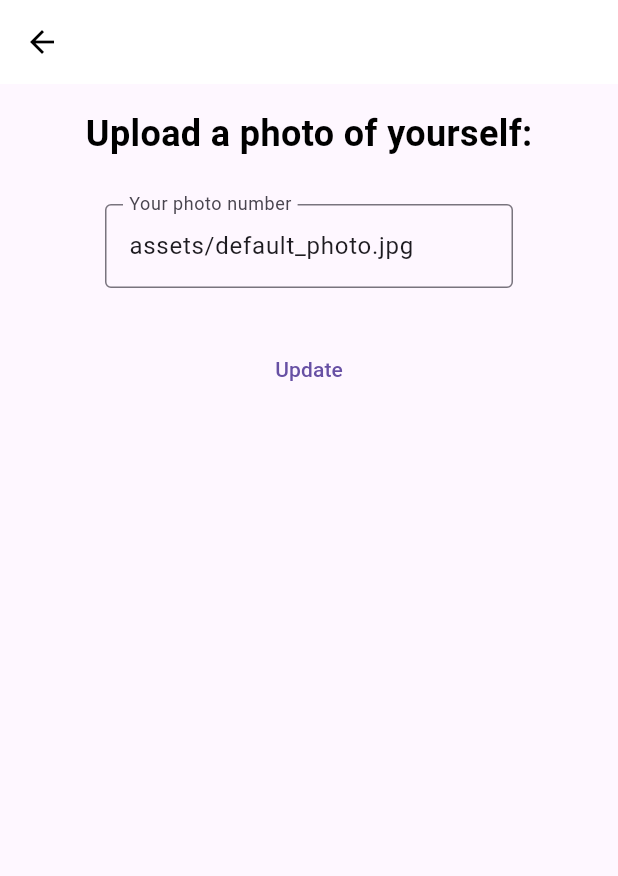
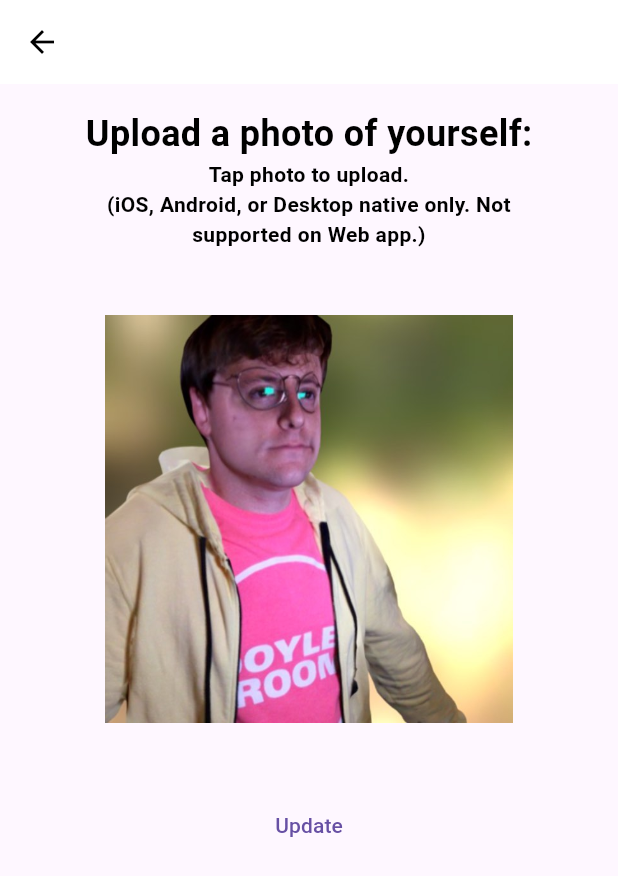
Before and after one commit to plungepool/ag_editprofile, a Flutter app: the EditPhoto screen opened directly, on a phone screen of 412 x 824 dp. Shown: the top 876 px of the screen. Run offline on Flutter 3.47's test engine with Material 3 defaults, Android fonts, the phone set to English and light mode, and no system bars.

Commit message:
Update edit_photo.dart

```diff
--- a/lib/pages/edit_photo.dart
+++ b/lib/pages/edit_photo.dart
@@ -38,15 +38,29 @@ class EditPhotoTextHeader extends StatelessWidget {
 
   @override
   Widget build(BuildContext context) {
-    return const Text(
+    return const Column(
+      children: [
+        Text(
           'Upload a photo of yourself:',
           textAlign: TextAlign.left,
-      overflow: TextOverflow.ellipsis,
+          overflow: TextOverflow.visible,
           style: TextStyle(
             fontWeight: FontWeight.bold,
             color: Colors.black,
             fontSize: 24,
           ),
+        ),
+        Text(
+          'Tap photo to upload.\n(iOS, Android, or Desktop native only. Not supported on Web app.)',
+          textAlign: TextAlign.center,
+          overflow: TextOverflow.visible,
+          style: TextStyle(
+            fontWeight: FontWeight.bold,
+            color: Colors.black,
+            fontSize: 14,
+          ),
+        ),
+      ],
     );
   }
 }
@@ -61,13 +75,19 @@ class NameTextFields extends StatelessWidget {
         Flexible(
           child: Padding(
               padding: const EdgeInsets.all(20.0),
-                child: TextFormField(
-                  controller: photoController,
-                  decoration: const InputDecoration(
-                    border: OutlineInputBorder(),
-                    labelText: 'Your photo number',
+              child: GestureDetector(
+                onTap: () async {
+                  ;
+                },
+                child: Container(
+                  alignment: Alignment.center,
+                  child: SizedBox(
+                      width: 300,
+                      height: 300,
+                      child: Image.asset(HomePage.user.photo)),
                 ),
-                ))),
+              )),
+        )
       ],
     );
   }
```
Lines whose indentation alone changed are shown as unchanged.
